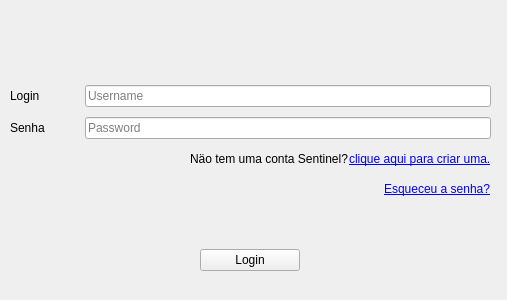
Qt form sentinel_upscaling_dialog_base.ui (GRSganderla/sentinel_upscaling) before a commit.
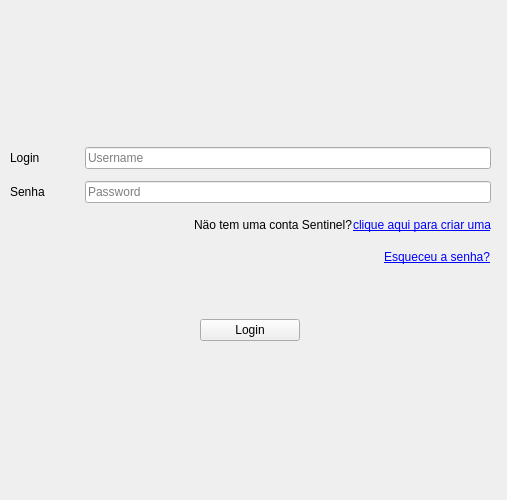
The same form after that commit.

```diff
--- a/sentinel_upscaling_dialog_base.ui
+++ b/sentinel_upscaling_dialog_base.ui
@@ -7,19 +7,19 @@
     <x>0</x>
     <y>0</y>
     <width>507</width>
-    <height>300</height>
+    <height>500</height>
    </rect>
   </property>
   <property name="minimumSize">
    <size>
     <width>507</width>
-    <height>300</height>
+    <height>500</height>
    </size>
   </property>
   <property name="maximumSize">
    <size>
     <width>507</width>
-    <height>300</height>
+    <height>500</height>
    </size>
   </property>
   <property name="windowTitle">
@@ -30,9 +30,9 @@
     <property name="geometry">
      <rect>
       <x>10</x>
-      <y>0</y>
+      <y>40</y>
       <width>481</width>
-      <height>277</height>
+      <height>313</height>
      </rect>
     </property>
     <layout class="QVBoxLayout" name="verticalLayout">
@@ -50,7 +50,7 @@
        <property name="sizeHint" stdset="0">
         <size>
          <width>40</width>
-         <height>80</height>
+         <height>100</height>
         </size>
        </property>
       </spacer>
@@ -193,7 +193,7 @@
           </sizepolicy>
          </property>
          <property name="text">
-          <string>&lt;html&gt;&lt;head/&gt;&lt;body&gt;&lt;p&gt;&lt;a href=&quot;https://scihub.copernicus.eu/dhus/#/self-registration&quot;&gt;&lt;span style=&quot; text-decoration: underline; color:#0000ff;&quot;&gt;clique aqui para criar uma.&lt;/span&gt;&lt;/a&gt;&lt;/p&gt;&lt;/body&gt;&lt;/html&gt;</string>
+          <string>&lt;a href=&quot;https://scihub.copernicus.eu/dhus/#/self-registration&quot;&gt;clique aqui para criar uma&lt;/a&gt;</string>
          </property>
          <property name="openExternalLinks">
           <bool>true</bool>
```
